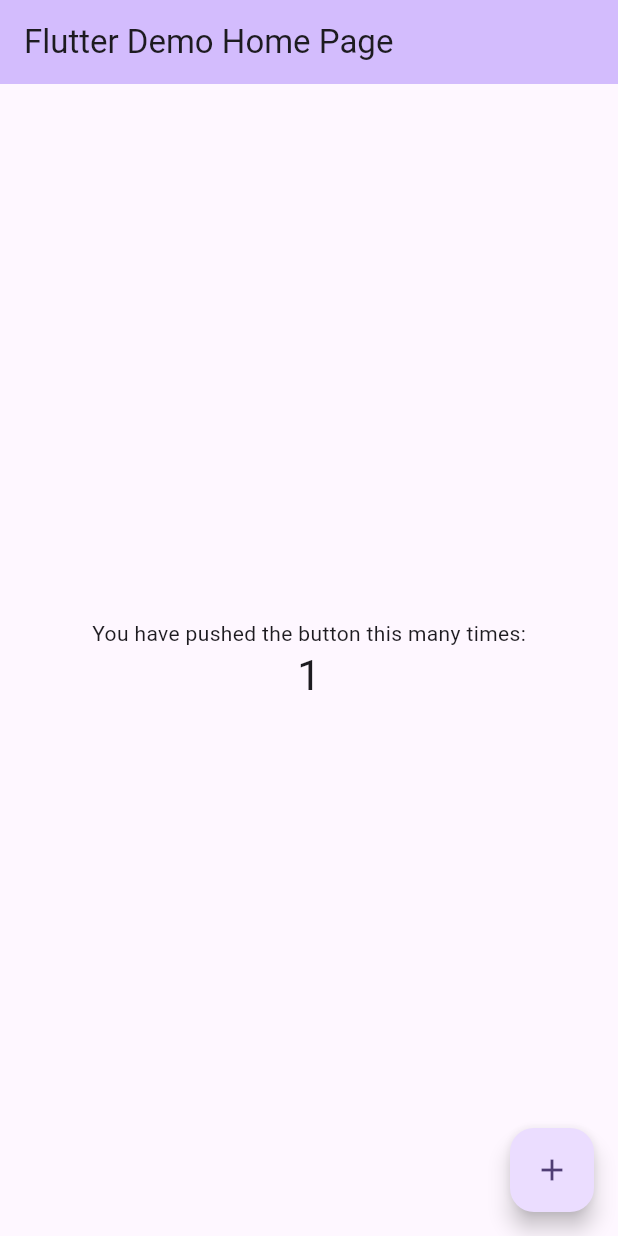
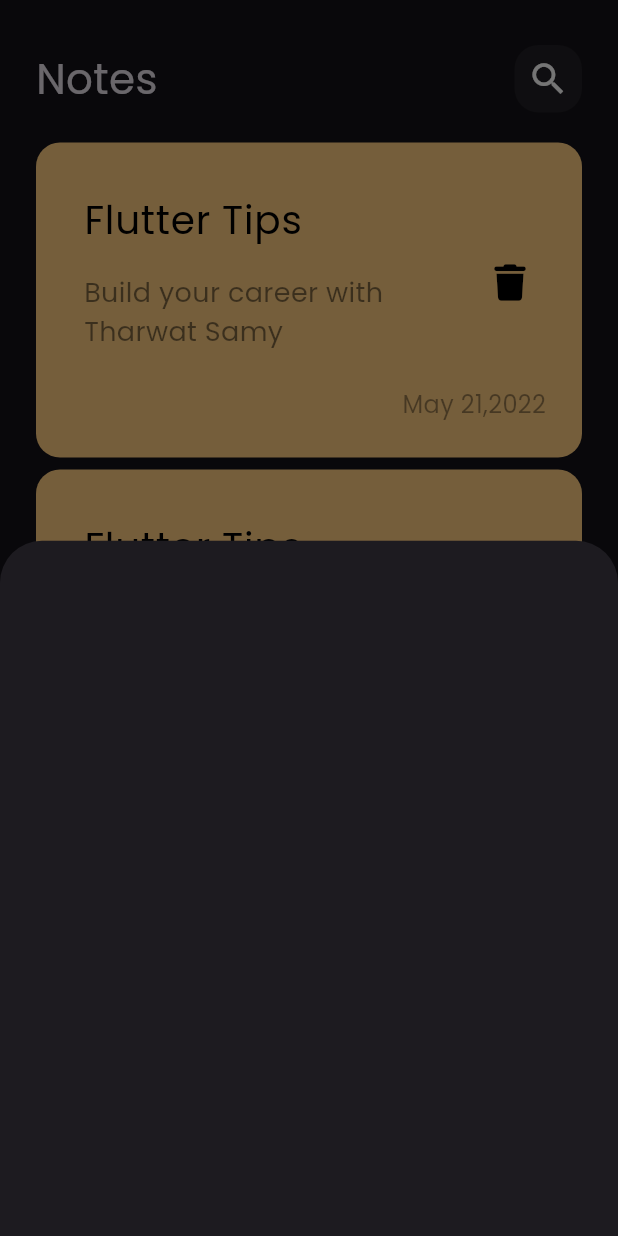
Before and after one commit to ahmedashraf-hub/notes_app, a Flutter app: the screen it shows after launch, after a tap on the "add" icon, on a phone screen of 412 x 824 dp. Run offline on Flutter 3.47's test engine with Material 3 defaults, Android fonts, the phone set to English and light mode, and no system bars; our stand-ins replace font_awesome_flutter.

Commit message:
Show Modal show button

```diff
--- a/lib/main.dart
+++ b/lib/main.dart
@@ -1,122 +1,20 @@
 import 'package:flutter/material.dart';
+import 'package:notes_app/views/home_veiw.dart';
 
 void main() {
-  runApp(const MyApp());
+  runApp(NotesAPP());
 }
 
-class MyApp extends StatelessWidget {
-  const MyApp({super.key});
+class NotesAPP extends StatelessWidget {
+  const NotesAPP({super.key});
 
-  // This widget is the root of your application.
   @override
   Widget build(BuildContext context) {
     return MaterialApp(
-      title: 'Flutter Demo',
-      theme: ThemeData(
-        // This is the theme of your application.
-        //
-        // TRY THIS: Try running your application with "flutter run". You'll see
-        // the application has a purple toolbar. Then, without quitting the app,
-        // try changing the seedColor in the colorScheme below to Colors.green
-        // and then invoke "hot reload" (save your changes or press the "hot
-        // reload" button in a Flutter-supported IDE, or press "r" if you used
-        // the command line to start the app).
-        //
-        // Notice that the counter didn't reset back to zero; the application
-        // state is not lost during the reload. To reset the state, use hot
-        // restart instead.
-        //
-        // This works for code too, not just values: Most code changes can be
-        // tested with just a hot reload.
-        colorScheme: ColorScheme.fromSeed(seedColor: Colors.deepPurple),
-      ),
-      home: const MyHomePage(title: 'Flutter Demo Home Page'),
+      theme: ThemeData(brightness: Brightness.dark, fontFamily: 'Poppins'),
+      debugShowCheckedModeBanner: false,
+      routes: {HomeVeiw.id: (context) => HomeVeiw()},
+      initialRoute: HomeVeiw.id,
     );
   }
 }
-
-class MyHomePage extends StatefulWidget {
-  const MyHomePage({super.key, required this.title});
-
-  // This widget is the home page of your application. It is stateful, meaning
-  // that it has a State object (defined below) that contains fields that affect
-  // how it looks.
-
-  // This class is the configuration for the state. It holds the values (in this
-  // case the title) provided by the parent (in this case the App widget) and
-  // used by the build method of the State. Fields in a Widget subclass are
-  // always marked "final".
-
-  final String title;
-
-  @override
-  State<MyHomePage> createState() => _MyHomePageState();
-}
-
-class _MyHomePageState extends State<MyHomePage> {
-  int _counter = 0;
-
-  void _incrementCounter() {
-    setState(() {
-      // This call to setState tells the Flutter framework that something has
-      // changed in this State, which causes it to rerun the build method below
-      // so that the display can reflect the updated values. If we changed
-      // _counter without calling setState(), then the build method would not be
-      // called again, and so nothing would appear to happen.
-      _counter++;
-    });
-  }
-
-  @override
-  Widget build(BuildContext context) {
-    // This method is rerun every time setState is called, for instance as done
-    // by the _incrementCounter method above.
-    //
-    // The Flutter framework has been optimized to make rerunning build methods
-    // fast, so that you can just rebuild anything that needs updating rather
-    // than having to individually change instances of widgets.
-    return Scaffold(
-      appBar: AppBar(
-        // TRY THIS: Try changing the color here to a specific color (to
-        // Colors.amber, perhaps?) and trigger a hot reload to see the AppBar
-        // change color while the other colors stay the same.
-        backgroundColor: Theme.of(context).colorScheme.inversePrimary,
-        // Here we take the value from the MyHomePage object that was created by
-        // the App.build method, and use it to set our appbar title.
-        title: Text(widget.title),
-      ),
-      body: Center(
-        // Center is a layout widget. It takes a single child and positions it
-        // in the middle of the parent.
-        child: Column(
-          // Column is also a layout widget. It takes a list of children and
-          // arranges them vertically. By default, it sizes itself to fit its
-          // children horizontally, and tries to be as tall as its parent.
-          //
-          // Column has various properties to control how it sizes itself and
-          // how it positions its children. Here we use mainAxisAlignment to
-          // center the children vertically; the main axis here is the vertical
-          // axis because Columns are vertical (the cross axis would be
-          // horizontal).
-          //
-          // TRY THIS: Invoke "debug painting" (choose the "Toggle Debug Paint"
-          // action in the IDE, or press "p" in the console), to see the
-          // wireframe for each widget.
-          mainAxisAlignment: MainAxisAlignment.center,
-          children: <Widget>[
-            const Text('You have pushed the button this many times:'),
-            Text(
-              '$_counter',
-              style: Theme.of(context).textTheme.headlineMedium,
-            ),
-          ],
-        ),
-      ),
-      floatingActionButton: FloatingActionButton(
-        onPressed: _incrementCounter,
-        tooltip: 'Increment',
-        child: const Icon(Icons.add),
-      ), // This trailing comma makes auto-formatting nicer for build methods.
-    );
-  }
-}
--- a/lib/views/home_veiw.dart
+++ b/lib/views/home_veiw.dart
@@ -0,0 +1,29 @@
+import 'package:flutter/material.dart';
+import 'package:notes_app/widgets/add_note_button_sheet.dart';
+import 'package:notes_app/widgets/notes_view_body.dart';
+
+class HomeVeiw extends StatelessWidget {
+  const HomeVeiw({super.key});
+
+  static String id = 'Homeview';
+
+  @override
+  Widget build(BuildContext context) {
+    return Scaffold(
+      body: const NotesViewBody(),
+      floatingActionButton: FloatingActionButton(
+        onPressed: () {
+          showModalBottomSheet(
+            context: context,
+            builder: (context) {
+              return const AddNoteButtonSheet();
+            },
+          );
+        },
+        backgroundColor: Colors.greenAccent,
+        shape: const CircleBorder(),
+        child: const Icon(Icons.add, color: Colors.black),
+      ),
+    );
+  }
+}
--- /dev/null
+++ b/lib/widgets/add_note_button_sheet.dart
@@ -0,0 +1,10 @@
+import 'package:flutter/material.dart';
+
+class AddNoteButtonSheet extends StatelessWidget {
+  const AddNoteButtonSheet({super.key});
+
+  @override
+  Widget build(BuildContext context) {
+    return Container();
+  }
+}
--- /dev/null
+++ b/lib/widgets/custom_app_bar.dart
@@ -0,0 +1,17 @@
+import 'package:flutter/material.dart';
+import 'package:notes_app/widgets/custom_search_icon.dart';
+
+class CustomAppBar extends StatelessWidget {
+  const CustomAppBar({super.key});
+
+  @override
+  Widget build(BuildContext context) {
+    return Row(
+      mainAxisAlignment: MainAxisAlignment.spaceBetween,
+      children: [
+        const Text('Notes', style: TextStyle(fontSize: 28)),
+        CustomSearchIcon(),
+      ],
+    );
+  }
+}
--- /dev/null
+++ b/lib/widgets/custom_note_item.dart
@@ -0,0 +1,53 @@
+import 'package:flutter/material.dart';
+import 'package:font_awesome_flutter/font_awesome_flutter.dart';
+
+class NoteItem extends StatelessWidget {
+  const NoteItem({super.key});
+
+  @override
+  Widget build(BuildContext context) {
+    return Container(
+      padding: EdgeInsets.only(top: 24, bottom: 24, left: 16.0),
+      decoration: BoxDecoration(
+        color: Color(0XFFFFCC80),
+        borderRadius: BorderRadius.circular(16.0),
+      ),
+      child: Column(
+        crossAxisAlignment: CrossAxisAlignment.end,
+        children: [
+          ListTile(
+            title: Text(
+              'Flutter Tips',
+              style: TextStyle(color: Colors.black, fontSize: 26),
+            ),
+
+            subtitle: Padding(
+              padding: const EdgeInsets.symmetric(vertical: 16.0),
+              child: Text(
+                'Build your career with Tharwat Samy',
+                style: TextStyle(
+                  color: Colors.black.withValues(alpha: 0.5),
+                  fontSize: 18,
+                ),
+              ),
+            ),
+            trailing: IconButton(
+              onPressed: () {},
+              icon: Icon(FontAwesomeIcons.trash, color: Colors.black, size: 24),
+            ),
+          ),
+          Padding(
+            padding: const EdgeInsets.only(right: 24.0),
+            child: Text(
+              'May 21,2022',
+              style: TextStyle(
+                color: Colors.black.withValues(alpha: 0.4),
+                fontSize: 16.0,
+              ),
+            ),
+          ),
+        ],
+      ),
+    );
+  }
+}
--- /dev/null
+++ b/lib/widgets/custom_search_icon.dart
@@ -0,0 +1,18 @@
+import 'package:flutter/material.dart';
+
+class CustomSearchIcon extends StatelessWidget {
+  const CustomSearchIcon({super.key});
+
+  @override
+  Widget build(BuildContext context) {
+    return Container(
+      height: 45,
+      width: 45,
+      decoration: BoxDecoration(
+        color: Colors.white.withValues(alpha: 0.05),
+        borderRadius: BorderRadius.circular(16),
+      ),
+      child: const Icon(Icons.search, color: Colors.white, size: 28),
+    );
+  }
+}
--- /dev/null
+++ b/lib/widgets/notes_list_view.dart
@@ -0,0 +1,23 @@
+import 'package:flutter/material.dart';
+import 'package:notes_app/widgets/custom_note_item.dart';
+
+class NotesListView extends StatelessWidget {
+  const NotesListView({super.key});
+
+  // final data = const [];
+
+  @override
+  Widget build(BuildContext context) {
+    return Padding(
+      padding: const EdgeInsets.symmetric(vertical: 16.0),
+      child: ListView.builder(
+        padding: EdgeInsets.zero,
+        itemBuilder:
+            (context, index) => const Padding(
+              padding: EdgeInsets.symmetric(vertical: 4.0),
+              child: NoteItem(),
+            ),
+      ),
+    );
+  }
+}
--- /dev/null
+++ b/lib/widgets/notes_view_body.dart
@@ -0,0 +1,21 @@
+import 'package:flutter/material.dart';
+import 'package:notes_app/widgets/custom_app_bar.dart';
+import 'package:notes_app/widgets/notes_list_view.dart';
+
+class NotesViewBody extends StatelessWidget {
+  const NotesViewBody({super.key});
+
+  @override
+  Widget build(BuildContext context) {
+    return Padding(
+      padding: const EdgeInsets.symmetric(horizontal: 24.0),
+      child: Column(
+        children: [
+          SizedBox(height: 30),
+          const CustomAppBar(),
+          Expanded(child: const NotesListView()),
+        ],
+      ),
+    );
+  }
+}
```
Also changed, not shown: pubspec.yaml (+5 -11 lines), assets/fonts/Poppins-Regular.ttf (added), pubspec.lock.
